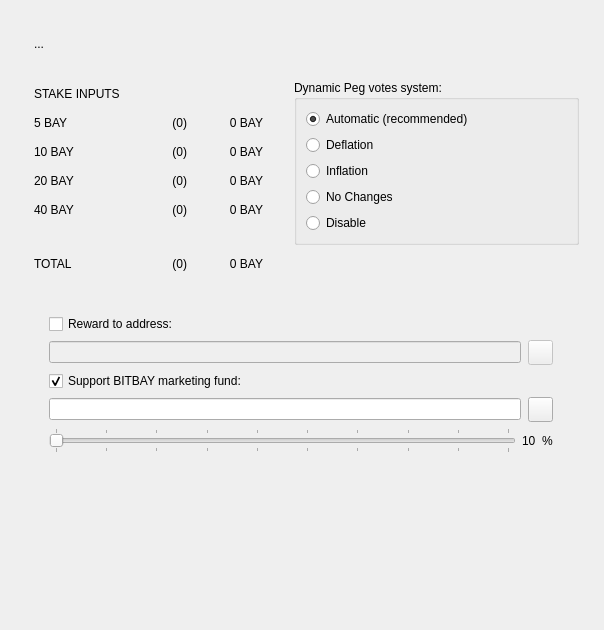
This is src/qt/forms/stakingpage.ui in bitbaymarket/bitbay-core as Qt 5 draws it before an edit. The edited form follows.
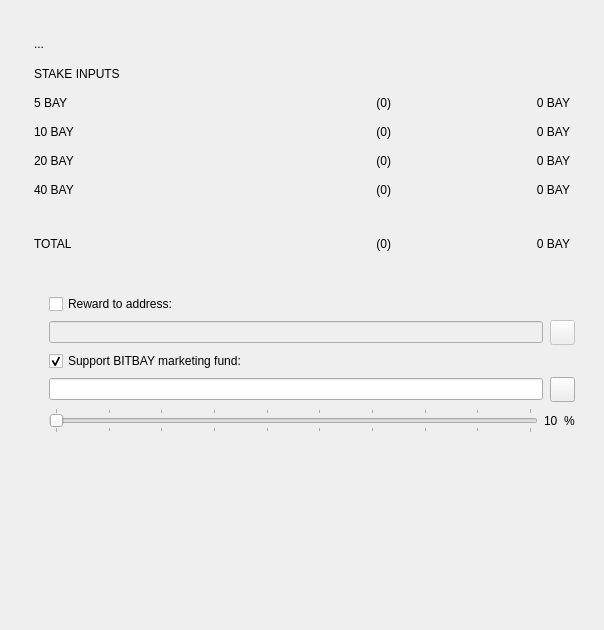
This is the edited form. Icons and pictures are not drawn. Custom widgets are drawn as their Qt base class.

Commit message: separate page for dynamic peg

The edit to the form file:
```diff
--- a/src/qt/forms/stakingpage.ui
+++ b/src/qt/forms/stakingpage.ui
@@ -52,271 +52,9 @@
          </property>
          <layout class="QGridLayout" name="gridLayout_4" columnstretch="0,0,0">
           <property name="rightMargin">
-           <number>25</number>
+           <number>9</number>
           </property>
-          <item row="0" column="0" colspan="3">
-           <layout class="QGridLayout" name="gridLayout">
-            <property name="leftMargin">
-             <number>25</number>
-            </property>
-            <property name="topMargin">
-             <number>25</number>
-            </property>
-            <item row="0" column="0">
-             <widget class="QLabel" name="labelText">
-              <property name="text">
-               <string>...</string>
-              </property>
-             </widget>
-            </item>
-            <item row="0" column="1">
-             <spacer name="horizontalSpacer">
-              <property name="orientation">
-               <enum>Qt::Horizontal</enum>
-              </property>
-              <property name="sizeHint" stdset="0">
-               <size>
-                <width>40</width>
-                <height>20</height>
-               </size>
-              </property>
-             </spacer>
-            </item>
-           </layout>
-          </item>
-          <item row="2" column="1" colspan="2">
-           <widget class="QGroupBox" name="groupBox">
-            <property name="title">
-             <string>Dynamic Peg votes system:</string>
-            </property>
-            <layout class="QGridLayout" name="gridLayout_2">
-             <item row="1" column="0">
-              <widget class="QRadioButton" name="radioButtonVoteDeflate">
-               <property name="text">
-                <string>Deflation</string>
-               </property>
-              </widget>
-             </item>
-             <item row="4" column="0">
-              <widget class="QRadioButton" name="radioButtonVoteNone">
-               <property name="text">
-                <string>Disable</string>
-               </property>
-               <property name="checked">
-                <bool>false</bool>
-               </property>
-              </widget>
-             </item>
-             <item row="0" column="0">
-              <widget class="QRadioButton" name="radioButtonVoteAuto">
-               <property name="text">
-                <string>Automatic (recommended)</string>
-               </property>
-               <property name="checked">
-                <bool>true</bool>
-               </property>
-              </widget>
-             </item>
-             <item row="3" column="0">
-              <widget class="QRadioButton" name="radioButtonVoteNoChange">
-               <property name="text">
-                <string>No Changes</string>
-               </property>
-              </widget>
-             </item>
-             <item row="2" column="0">
-              <widget class="QRadioButton" name="radioButtonVoteInflate">
-               <property name="text">
-                <string>Inflation</string>
-               </property>
-              </widget>
-             </item>
-            </layout>
-           </widget>
-          </item>
-          <item row="1" column="0">
-           <spacer name="horizontalSpacer_3">
-            <property name="orientation">
-             <enum>Qt::Horizontal</enum>
-            </property>
-            <property name="sizeHint" stdset="0">
-             <size>
-              <width>40</width>
-              <height>20</height>
-             </size>
-            </property>
-           </spacer>
-          </item>
-          <item row="1" column="1">
-           <spacer name="horizontalSpacer_4">
-            <property name="orientation">
-             <enum>Qt::Horizontal</enum>
-            </property>
-            <property name="sizeHint" stdset="0">
-             <size>
-              <width>40</width>
-              <height>20</height>
-             </size>
-            </property>
-           </spacer>
-          </item>
-          <item row="4" column="0" colspan="2">
-           <layout class="QVBoxLayout" name="verticalLayout">
-            <property name="leftMargin">
-             <number>40</number>
-            </property>
-            <property name="rightMargin">
-             <number>20</number>
-            </property>
-            <item>
-             <widget class="QCheckBox" name="checkRewardTo">
-              <property name="text">
-               <string>Reward to address:</string>
-              </property>
-             </widget>
-            </item>
-            <item>
-             <layout class="QHBoxLayout" name="horizontalLayout_2">
-              <property name="spacing">
-               <number>7</number>
-              </property>
-              <item>
-               <widget class="QValidatedLineEdit" name="lineRewardTo">
-                <property name="enabled">
-                 <bool>false</bool>
-                </property>
-                <property name="toolTip">
-                 <string>The address to send the reward to. If empty, stake reward will remain attached to address that staked it.</string>
-                </property>
-                <property name="maxLength">
-                 <number>34</number>
-                </property>
-               </widget>
-              </item>
-              <item>
-               <widget class="QToolButton" name="rewardAddressBookButton">
-                <property name="enabled">
-                 <bool>false</bool>
-                </property>
-                <property name="minimumSize">
-                 <size>
-                  <width>25</width>
-                  <height>25</height>
-                 </size>
-                </property>
-                <property name="toolTip">
-                 <string>Choose address from address book</string>
-                </property>
-                <property name="text">
-                 <string/>
-                </property>
-                <property name="icon">
-                 <iconset resource="../bitbay.qrc">
-                  <normaloff>:/icons/address-book</normaloff>:/icons/address-book</iconset>
-                </property>
-                <property name="shortcut">
-                 <string>Alt+A</string>
-                </property>
-               </widget>
-              </item>
-             </layout>
-            </item>
-            <item>
-             <widget class="QCheckBox" name="checkSupportFund">
-              <property name="text">
-               <string>Support BITBAY marketing fund:</string>
-              </property>
-              <property name="checked">
-               <bool>true</bool>
-              </property>
-             </widget>
-            </item>
-            <item>
-             <layout class="QHBoxLayout" name="horizontalLayout_5">
-              <property name="spacing">
-               <number>7</number>
-              </property>
-              <item>
-               <widget class="QValidatedLineEdit" name="lineSupportTo">
-                <property name="enabled">
-                 <bool>true</bool>
-                </property>
-                <property name="toolTip">
-                 <string>The marketing fund address to send the reward to.</string>
-                </property>
-                <property name="maxLength">
-                 <number>34</number>
-                </property>
-               </widget>
-              </item>
-              <item>
-               <widget class="QToolButton" name="supportAddressBookButton">
-                <property name="enabled">
-                 <bool>true</bool>
-                </property>
-                <property name="minimumSize">
-                 <size>
-                  <width>25</width>
-                  <height>25</height>
-                 </size>
-                </property>
-                <property name="toolTip">
-                 <string>Choose address from address book</string>
-                </property>
-                <property name="text">
-                 <string/>
-                </property>
-                <property name="icon">
-                 <iconset resource="../bitbay.qrc">
-                  <normaloff>:/icons/address-book</normaloff>:/icons/address-book</iconset>
-                </property>
-                <property name="shortcut">
-                 <string>Alt+A</string>
-                </property>
-               </widget>
-              </item>
-             </layout>
-            </item>
-            <item>
-             <layout class="QHBoxLayout" name="horizontalLayout_3">
-              <item>
-               <widget class="QSlider" name="sliderSupport">
-                <property name="minimum">
-                 <number>10</number>
-                </property>
-                <property name="maximum">
-                 <number>100</number>
-                </property>
-                <property name="orientation">
-                 <enum>Qt::Horizontal</enum>
-                </property>
-                <property name="tickPosition">
-                 <enum>QSlider::TicksBothSides</enum>
-                </property>
-                <property name="tickInterval">
-                 <number>10</number>
-                </property>
-               </widget>
-              </item>
-              <item>
-               <widget class="QLabel" name="labelSupportValue">
-                <property name="text">
-                 <string>10</string>
-                </property>
-               </widget>
-              </item>
-              <item>
-               <widget class="QLabel" name="labelSupportPercent">
-                <property name="text">
-                 <string>%</string>
-                </property>
-               </widget>
-              </item>
-             </layout>
-            </item>
-           </layout>
-          </item>
-          <item row="2" column="0" rowspan="2">
+          <item row="1" column="0" rowspan="2" colspan="3">
            <layout class="QGridLayout" name="gridLayout_3">
             <property name="leftMargin">
              <number>25</number>
@@ -587,18 +325,191 @@
             </item>
            </layout>
           </item>
-          <item row="3" column="1">
-           <spacer name="verticalSpacer_3">
-            <property name="orientation">
-             <enum>Qt::Vertical</enum>
+          <item row="0" column="0" colspan="3">
+           <layout class="QGridLayout" name="gridLayout">
+            <property name="leftMargin">
+             <number>25</number>
             </property>
-            <property name="sizeHint" stdset="0">
-             <size>
-              <width>20</width>
-              <height>40</height>
-             </size>
+            <property name="topMargin">
+             <number>25</number>
             </property>
-           </spacer>
+            <item row="0" column="0">
+             <widget class="QLabel" name="labelText">
+              <property name="text">
+               <string>...</string>
+              </property>
+             </widget>
+            </item>
+            <item row="0" column="1">
+             <spacer name="horizontalSpacer">
+              <property name="orientation">
+               <enum>Qt::Horizontal</enum>
+              </property>
+              <property name="sizeHint" stdset="0">
+               <size>
+                <width>40</width>
+                <height>20</height>
+               </size>
+              </property>
+             </spacer>
+            </item>
+           </layout>
+          </item>
+          <item row="3" column="0" colspan="3">
+           <layout class="QVBoxLayout" name="verticalLayout">
+            <property name="leftMargin">
+             <number>40</number>
+            </property>
+            <property name="rightMargin">
+             <number>20</number>
+            </property>
+            <item>
+             <widget class="QCheckBox" name="checkRewardTo">
+              <property name="text">
+               <string>Reward to address:</string>
+              </property>
+             </widget>
+            </item>
+            <item>
+             <layout class="QHBoxLayout" name="horizontalLayout_2">
+              <property name="spacing">
+               <number>7</number>
+              </property>
+              <item>
+               <widget class="QValidatedLineEdit" name="lineRewardTo">
+                <property name="enabled">
+                 <bool>false</bool>
+                </property>
+                <property name="toolTip">
+                 <string>The address to send the reward to. If empty, stake reward will remain attached to address that staked it.</string>
+                </property>
+                <property name="maxLength">
+                 <number>34</number>
+                </property>
+               </widget>
+              </item>
+              <item>
+               <widget class="QToolButton" name="rewardAddressBookButton">
+                <property name="enabled">
+                 <bool>false</bool>
+                </property>
+                <property name="minimumSize">
+                 <size>
+                  <width>25</width>
+                  <height>25</height>
+                 </size>
+                </property>
+                <property name="toolTip">
+                 <string>Choose address from address book</string>
+                </property>
+                <property name="text">
+                 <string/>
+                </property>
+                <property name="icon">
+                 <iconset resource="../bitbay.qrc">
+                  <normaloff>:/icons/address-book</normaloff>:/icons/address-book</iconset>
+                </property>
+                <property name="shortcut">
+                 <string>Alt+A</string>
+                </property>
+               </widget>
+              </item>
+             </layout>
+            </item>
+            <item>
+             <widget class="QCheckBox" name="checkSupportFund">
+              <property name="text">
+               <string>Support BITBAY marketing fund:</string>
+              </property>
+              <property name="checked">
+               <bool>true</bool>
+              </property>
+             </widget>
+            </item>
+            <item>
+             <layout class="QHBoxLayout" name="horizontalLayout_5">
+              <property name="spacing">
+               <number>7</number>
+              </property>
+              <item>
+               <widget class="QValidatedLineEdit" name="lineSupportTo">
+                <property name="enabled">
+                 <bool>true</bool>
+                </property>
+                <property name="toolTip">
+                 <string>The marketing fund address to send the reward to.</string>
+                </property>
+                <property name="maxLength">
+                 <number>34</number>
+                </property>
+               </widget>
+              </item>
+              <item>
+               <widget class="QToolButton" name="supportAddressBookButton">
+                <property name="enabled">
+                 <bool>true</bool>
+                </property>
+                <property name="minimumSize">
+                 <size>
+                  <width>25</width>
+                  <height>25</height>
+                 </size>
+                </property>
+                <property name="toolTip">
+                 <string>Choose address from address book</string>
+                </property>
+                <property name="text">
+                 <string/>
+                </property>
+                <property name="icon">
+                 <iconset resource="../bitbay.qrc">
+                  <normaloff>:/icons/address-book</normaloff>:/icons/address-book</iconset>
+                </property>
+                <property name="shortcut">
+                 <string>Alt+A</string>
+                </property>
+               </widget>
+              </item>
+             </layout>
+            </item>
+            <item>
+             <layout class="QHBoxLayout" name="horizontalLayout_3">
+              <item>
+               <widget class="QSlider" name="sliderSupport">
+                <property name="minimum">
+                 <number>10</number>
+                </property>
+                <property name="maximum">
+                 <number>100</number>
+                </property>
+                <property name="orientation">
+                 <enum>Qt::Horizontal</enum>
+                </property>
+                <property name="tickPosition">
+                 <enum>QSlider::TicksBothSides</enum>
+                </property>
+                <property name="tickInterval">
+                 <number>10</number>
+                </property>
+               </widget>
+              </item>
+              <item>
+               <widget class="QLabel" name="labelSupportValue">
+                <property name="text">
+                 <string>10</string>
+                </property>
+               </widget>
+              </item>
+              <item>
+               <widget class="QLabel" name="labelSupportPercent">
+                <property name="text">
+                 <string>%</string>
+                </property>
+               </widget>
+              </item>
+             </layout>
+            </item>
+           </layout>
           </item>
          </layout>
         </widget>
```
Left out of the diff: 5 changed lines with no effect on the pictures. The commit also changes 12 other files.
